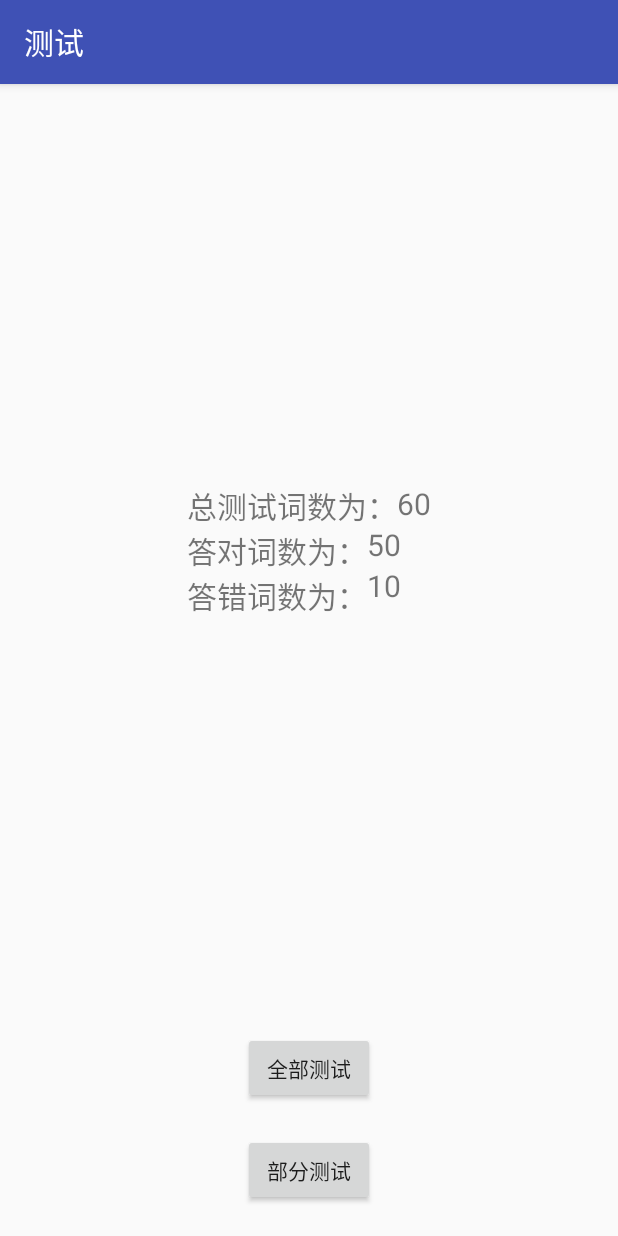
After one commit to SPA-SPA-SPA/French_APP, an Android app: the TestActivity screen opened directly, with no data from a screen before it, on a phone screen of 412 x 824 dp. The commit adds this screen. Run offline under Robolectric (Android 15) with nearby library versions, the phone set to English and light mode, and no system bars.

Commit message:
i am angry

```diff
--- a/app/build.gradle
+++ b/app/build.gradle
@@ -22,6 +22,7 @@ dependencies {
     implementation fileTree(dir: 'libs', include: ['*.jar'])
     implementation 'com.android.support:appcompat-v7:26.1.0'
     implementation 'com.android.support.constraint:constraint-layout:1.0.2'
+    implementation 'com.android.support:design:26.1.0'
     testImplementation 'junit:junit:4.12'
     androidTestImplementation 'com.android.support.test:runner:1.0.1'
     androidTestImplementation 'com.android.support.test.espresso:espresso-core:3.0.1'
--- a/app/src/main/AndroidManifest.xml
+++ b/app/src/main/AndroidManifest.xml
@@ -20,12 +20,15 @@
         </activity>
         <activity
             android:name=".FindWordActivity"
-            android:label="@string/FindWordActivity"></activity>
+            android:label="@string/FindWordActivity" />
         <activity
             android:name=".WordListActivity"
-            android:label="@string/WordListActivity"></activity>
-        <activity android:name=".AddWordByHandActivity"
-            android:label="@string/AddWordByHandActivity"></activity>
+            android:label="@string/WordListActivity" />
+        <activity
+            android:name=".AddWordByHandActivity"
+            android:label="@string/AddWordByHandActivity" />
+        <activity android:name=".TestActivity"
+            android:label="@string/TestActivity"></activity>
     </application>
 
 </manifest>
--- /dev/null
+++ b/app/src/main/java/com/example/arthurlai/ever/TestActivity.java
@@ -0,0 +1,13 @@
+package com.example.arthurlai.ever;
+
+import android.support.v7.app.AppCompatActivity;
+import android.os.Bundle;
+
+public class TestActivity extends AppCompatActivity {
+
+    @Override
+    protected void onCreate(Bundle savedInstanceState) {
+        super.onCreate(savedInstanceState);
+        setContentView(R.layout.activity_test);
+    }
+}
--- a/app/src/main/java/com/example/arthurlai/ever/WordListActivity.java
+++ b/app/src/main/java/com/example/arthurlai/ever/WordListActivity.java
@@ -61,6 +61,12 @@ public class WordListActivity extends AppCompatActivity {
     // 手动添加单词
     public void addWordByhand2 (View view) {
         Intent intent = new Intent(this, AddWordByHandActivity.class);
+        startActivity(intent);
+    }
+
+    // 测试按钮
+    public void StudyTouch (View view) {
+        Intent intent = new Intent(this, TestActivity.class);
         startActivity(intent);
     }
 
--- /dev/null
+++ b/app/src/main/res/layout/activity_test.xml
@@ -0,0 +1,91 @@
+<?xml version="1.0" encoding="utf-8"?>
+<android.support.constraint.ConstraintLayout xmlns:android="http://schemas.android.com/apk/res/android"
+    xmlns:app="http://schemas.android.com/apk/res-auto"
+    xmlns:tools="http://schemas.android.com/tools"
+    android:layout_width="match_parent"
+    android:layout_height="match_parent"
+    tools:context="com.example.arthurlai.ever.TestActivity">
+
+    <LinearLayout
+        android:layout_width="match_parent"
+        android:layout_height="match_parent"
+        android:orientation="vertical">
+
+        <RelativeLayout
+            android:layout_width="match_parent"
+            android:layout_height="wrap_content"
+            android:layout_marginTop="20dp"
+            android:layout_marginBottom="30dp"
+            android:layout_weight="1"
+            android:gravity="center">
+            <TextView
+                android:id="@+id/text_sum"
+                android:layout_width="wrap_content"
+                android:layout_height="wrap_content"
+                android:textSize="20dp"
+                android:text="总测试词数为："/>
+
+            <TextView
+                android:id="@+id/text_right"
+                android:layout_below="@+id/text_sum"
+                android:layout_width="wrap_content"
+                android:layout_height="wrap_content"
+                android:textSize="20dp"
+                android:text="答对词数为："/>
+
+            <TextView
+                android:id="@+id/text_wrong"
+                android:layout_below="@+id/text_right"
+                android:layout_width="wrap_content"
+                android:layout_height="wrap_content"
+                android:textSize="20dp"
+                android:text="答错词数为："/>
+
+            <TextView
+                android:id="@+id/text_sum_num"
+                android:layout_width="wrap_content"
+                android:layout_height="wrap_content"
+                android:textSize="20dp"
+                android:layout_toRightOf="@+id/text_sum"
+                android:text="60"/>
+
+            <TextView
+                android:id="@+id/text_right_num"
+                android:layout_width="wrap_content"
+                android:layout_height="wrap_content"
+                android:layout_toRightOf="@+id/text_right"
+                android:textSize="20dp"
+                android:layout_below="@+id/text_sum_num"
+                android:text="50"/>
+
+            <TextView
+                android:id="@+id/text_wrong_num"
+                android:layout_width="wrap_content"
+                android:layout_height="wrap_content"
+                android:textSize="20dp"
+                android:layout_toRightOf="@+id/text_wrong"
+                android:layout_below="@+id/text_right_num"
+                android:text="10"/>
+
+        </RelativeLayout>
+
+        <Button
+            android:id="@+id/Button_all"
+            android:layout_width="wrap_content"
+            android:layout_height="wrap_content"
+            android:layout_gravity="center"
+            android:layout_marginBottom="20dp"
+            android:text="全部测试"/>
+
+        <Button
+            android:id="@+id/Button_some"
+            android:layout_width="wrap_content"
+            android:layout_height="wrap_content"
+            android:layout_gravity="center"
+            android:layout_marginBottom="20dp"
+            android:text="部分测试"/>
+
+
+    </LinearLayout>
+
+</android.support.constraint.ConstraintLayout>
--- a/app/src/main/res/layout/activity_word_list.xml
+++ b/app/src/main/res/layout/activity_word_list.xml
@@ -35,7 +35,8 @@
             android:id="@+id/Button_revise"
             android:layout_width="wrap_content"
             android:layout_height="wrap_content"
-            android:text="学习"
+            android:onClick="StudyTouch"
+            android:text="测试"
             />
     </LinearLayout>
 
--- a/app/src/main/res/values/strings.xml
+++ b/app/src/main/res/values/strings.xml
@@ -3,4 +3,6 @@
     <string name="FindWordActivity">查询单词</string>
     <string name="WordListActivity">生词本</string>
     <string name="AddWordByHandActivity">手动添加单词</string>
+    <string name="StudyByLookingAtItActivity">查看单词</string>
+    <string name="TestActivity">测试</string>
 </resources>
--- a/app/src/main/res/values/styles.xml
+++ b/app/src/main/res/values/styles.xml
@@ -8,4 +8,13 @@
         <item name="colorAccent">@color/colorAccent</item>
     </style>
 
+    <style name="AppTheme.NoActionBar">
+        <item name="windowActionBar">false</item>
+        <item name="windowNoTitle">true</item>
+    </style>
+
+    <style name="AppTheme.AppBarOverlay" parent="ThemeOverlay.AppCompat.Dark.ActionBar" />
+
+    <style name="AppTheme.PopupOverlay" parent="ThemeOverlay.AppCompat.Light" />
+
 </resources>
```
